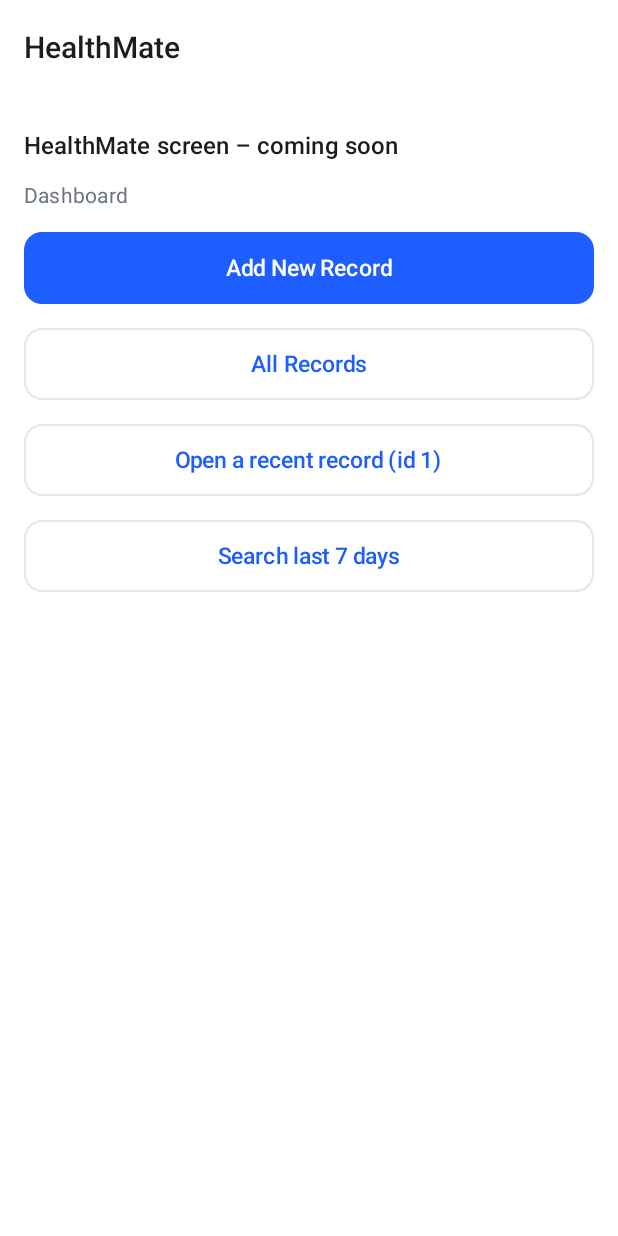
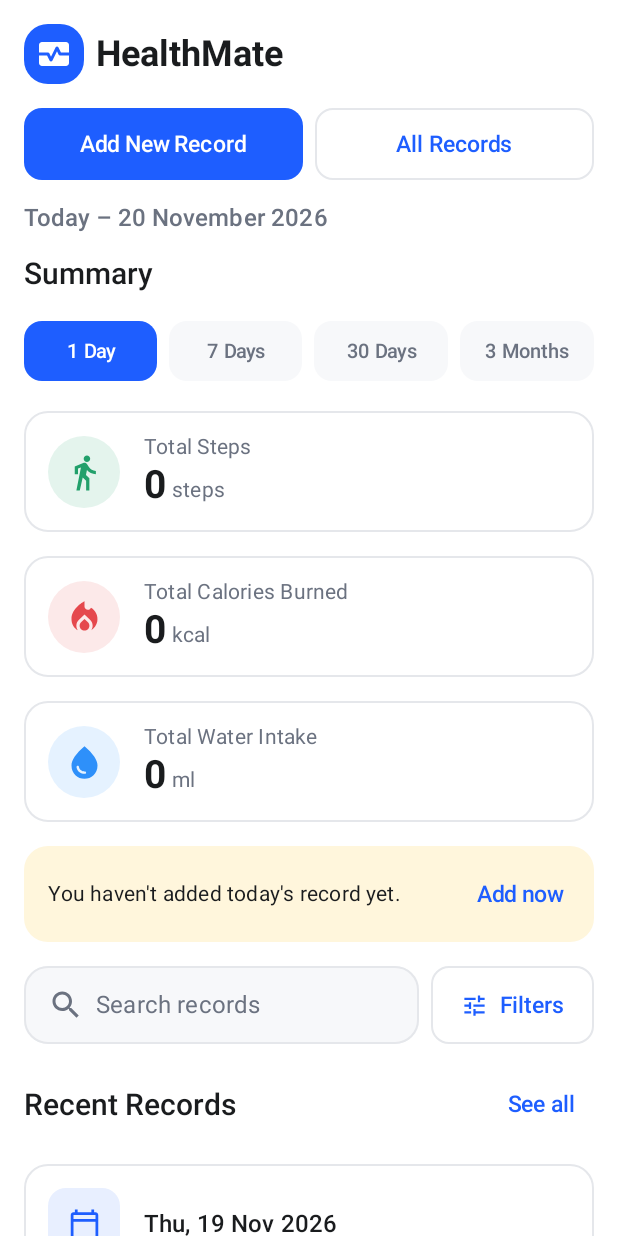
Before and after one commit to Wimu22/HealthMate, an Android app built with Jetpack Compose: the screen it shows after launch (MainActivity), on a phone screen of 412 x 824 dp. Run offline under Robolectric (Android 15) with nearby library versions, the phone set to English and light mode, and no system bars; our stand-ins replace Room's generated code.

Commit message:
Add Dashboard screen with summary, search bar and recent records
- DashboardScreen (stateful) + DashboardContent (stateless, previewed):
  HealthMate logo header, Add New Record / All Records buttons, today's
  date line, period chips with three stat cards, prompt when today has no
  record, search bar + Filters button, Recent Records with "See all"
- Filters opens a placeholder dialog until the Filter bottom sheet exists;
  it already calls the final onSearch(start, end, sort) callback
- Wire Dashboard into the NavHost (add, all records, record view, search)
- New HealthMateLogo/HealthMateBrand components and long date formatter
- Fix PeriodFilterChips clipping "3 Months" to "3" (FilterChip padding too
  wide for a quarter of the screen); labels no longer wrap

```diff
--- a/app/src/main/java/com/example/healthmate/ui/components/Formatting.kt
+++ b/app/src/main/java/com/example/healthmate/ui/components/Formatting.kt
@@ -12,6 +12,11 @@ private val DisplayDateFormatter = DateTimeFormatter.ofPattern("EEE, d MMM yyyy"
 /** 2026-11-19 → "Thu, 19 Nov 2026". */
 fun LocalDate.toDisplayDate(): String = format(DisplayDateFormatter)
 
+private val LongDateFormatter = DateTimeFormatter.ofPattern("d MMMM yyyy")
+
+/** 2026-11-19 → "19 November 2026" (Dashboard date line). */
+fun LocalDate.toLongDisplayDate(): String = format(LongDateFormatter)
+
 /** Database date text "2026-11-19" → "Thu, 19 Nov 2026". Falls back to the raw text if invalid. */
 fun formatRecordDate(isoDate: String): String = try {
     LocalDate.parse(isoDate).toDisplayDate()
--- /dev/null
+++ b/app/src/main/java/com/example/healthmate/ui/components/HealthMateLogo.kt
@@ -0,0 +1,67 @@
+package com.example.healthmate.ui.components
+
+import androidx.compose.foundation.background
+import androidx.compose.foundation.layout.Arrangement
+import androidx.compose.foundation.layout.Box
+import androidx.compose.foundation.layout.Row
+import androidx.compose.foundation.layout.padding
+import androidx.compose.foundation.layout.size
+import androidx.compose.material.icons.Icons
+import androidx.compose.material.icons.filled.MonitorHeart
+import androidx.compose.material3.Icon
+import androidx.compose.material3.MaterialTheme
+import androidx.compose.material3.Text
+import androidx.compose.runtime.Composable
+import androidx.compose.ui.Alignment
+import androidx.compose.ui.Modifier
+import androidx.compose.ui.semantics.heading
+import androidx.compose.ui.semantics.semantics
+import androidx.compose.ui.tooling.preview.Preview
+import androidx.compose.ui.unit.Dp
+import androidx.compose.ui.unit.dp
+import com.example.healthmate.ui.theme.HealthMateTheme
+import com.example.healthmate.ui.theme.Spacing
+
+/** The HealthMate mark: a white heart-monitor icon on a rounded primary-blue square. */
+@Composable
+fun HealthMateLogo(modifier: Modifier = Modifier, size: Dp = 40.dp) {
+    Box(
+        modifier = modifier
+            .size(size)
+            .background(MaterialTheme.colorScheme.primary, MaterialTheme.shapes.medium),
+        contentAlignment = Alignment.Center
+    ) {
+        Icon(
+            imageVector = Icons.Filled.MonitorHeart,
+            contentDescription = null, // decorative: the app name is always shown next to it
+            tint = MaterialTheme.colorScheme.onPrimary,
+            modifier = Modifier.size(size * 0.6f)
+        )
+    }
+}
+
+/** Logo followed by the app name, used as the Dashboard header. */
+@Composable
+fun HealthMateBrand(modifier: Modifier = Modifier) {
+    Row(
+        modifier = modifier,
+        verticalAlignment = Alignment.CenterVertically,
+        horizontalArrangement = Arrangement.spacedBy(Spacing.sm)
+    ) {
+        HealthMateLogo()
+        Text(
+            text = "HealthMate",
+            style = MaterialTheme.typography.headlineMedium,
+            color = MaterialTheme.colorScheme.onBackground,
+            modifier = Modifier.semantics { heading() }
+        )
+    }
+}
+
+@Preview(showBackground = true)
+@Composable
+private fun HealthMateBrandPreview() {
+    HealthMateTheme {
+        HealthMateBrand(Modifier.padding(Spacing.md))
+    }
+}
--- a/app/src/main/java/com/example/healthmate/ui/components/PeriodFilterChips.kt
+++ b/app/src/main/java/com/example/healthmate/ui/components/PeriodFilterChips.kt
@@ -4,10 +4,11 @@ import androidx.compose.foundation.layout.Arrangement
 import androidx.compose.foundation.layout.Box
 import androidx.compose.foundation.layout.Row
 import androidx.compose.foundation.layout.fillMaxWidth
+import androidx.compose.foundation.layout.heightIn
 import androidx.compose.foundation.layout.padding
-import androidx.compose.material3.FilterChip
-import androidx.compose.material3.FilterChipDefaults
+import androidx.compose.foundation.selection.selectableGroup
 import androidx.compose.material3.MaterialTheme
+import androidx.compose.material3.Surface
 import androidx.compose.material3.Text
 import androidx.compose.runtime.Composable
 import androidx.compose.runtime.getValue
@@ -16,8 +17,13 @@ import androidx.compose.runtime.remember
 import androidx.compose.runtime.setValue
 import androidx.compose.ui.Alignment
 import androidx.compose.ui.Modifier
+import androidx.compose.ui.semantics.Role
+import androidx.compose.ui.semantics.role
+import androidx.compose.ui.semantics.semantics
 import androidx.compose.ui.text.style.TextAlign
+import androidx.compose.ui.text.style.TextOverflow
 import androidx.compose.ui.tooling.preview.Preview
+import androidx.compose.ui.unit.dp
 import com.example.healthmate.domain.SummaryPeriod
 import com.example.healthmate.ui.theme.HealthMateTheme
 import com.example.healthmate.ui.theme.Spacing
@@ -30,7 +36,13 @@ val SummaryPeriod.label: String
         SummaryPeriod.THREE_MONTHS -> "3 Months"
     }
 
-/** "1 Day | 7 Days | 30 Days | 3 Months" chips of equal width. The selected one is filled blue. */
+/**
+ * "1 Day | 7 Days | 30 Days | 3 Months" chips of equal width. The selected one is filled blue.
+ *
+ * Drawn with a selectable Surface rather than Material's FilterChip: FilterChip's fixed inner
+ * padding left too little room in a quarter of the screen, and "3 Months" was cut to "3".
+ * Labels never wrap; on very narrow screens or large font sizes they end with "…" instead.
+ */
 @Composable
 fun PeriodFilterChips(
     selected: SummaryPeriod,
@@ -38,34 +50,38 @@ fun PeriodFilterChips(
     modifier: Modifier = Modifier
 ) {
     Row(
-        modifier = modifier.fillMaxWidth(),
+        modifier = modifier
+            .fillMaxWidth()
+            .selectableGroup(),
         horizontalArrangement = Arrangement.spacedBy(Spacing.sm)
     ) {
         SummaryPeriod.entries.forEach { period ->
             val isSelected = period == selected
-            FilterChip(
+            Surface(
                 selected = isSelected,
                 onClick = { onSelect(period) },
-                label = {
-                    Box(Modifier.fillMaxWidth(), contentAlignment = Alignment.Center) {
-                        Text(
-                            text = period.label,
-                            style = MaterialTheme.typography.labelMedium,
-                            textAlign = TextAlign.Center,
-                            maxLines = 1
-                        )
-                    }
-                },
                 shape = MaterialTheme.shapes.small,
-                colors = FilterChipDefaults.filterChipColors(
-                    containerColor = MaterialTheme.colorScheme.surfaceVariant,
-                    labelColor = MaterialTheme.colorScheme.onSurfaceVariant,
-                    selectedContainerColor = MaterialTheme.colorScheme.primary,
-                    selectedLabelColor = MaterialTheme.colorScheme.onPrimary
-                ),
-                border = null,
-                modifier = Modifier.weight(1f)
-            )
+                color = if (isSelected) MaterialTheme.colorScheme.primary else MaterialTheme.colorScheme.surfaceVariant,
+                contentColor = if (isSelected) MaterialTheme.colorScheme.onPrimary else MaterialTheme.colorScheme.onSurfaceVariant,
+                modifier = Modifier
+                    .weight(1f)
+                    .heightIn(min = 40.dp)
+                    .semantics { role = Role.Tab }
+            ) {
+                Box(
+                    modifier = Modifier.padding(horizontal = Spacing.xs, vertical = Spacing.sm),
+                    contentAlignment = Alignment.Center
+                ) {
+                    Text(
+                        text = period.label,
+                        style = MaterialTheme.typography.labelMedium,
+                        textAlign = TextAlign.Center,
+                        maxLines = 1,
+                        softWrap = false,
+                        overflow = TextOverflow.Ellipsis
+                    )
+                }
+            }
         }
     }
 }
--- /dev/null
+++ b/app/src/main/java/com/example/healthmate/ui/dashboard/DashboardScreen.kt
@@ -0,0 +1,356 @@
+package com.example.healthmate.ui.dashboard
+
+import androidx.compose.foundation.BorderStroke
+import androidx.compose.foundation.layout.Arrangement
+import androidx.compose.foundation.layout.Box
+import androidx.compose.foundation.layout.Column
+import androidx.compose.foundation.layout.IntrinsicSize
+import androidx.compose.foundation.layout.PaddingValues
+import androidx.compose.foundation.layout.Row
+import androidx.compose.foundation.layout.Spacer
+import androidx.compose.foundation.layout.fillMaxHeight
+import androidx.compose.foundation.layout.fillMaxSize
+import androidx.compose.foundation.layout.fillMaxWidth
+import androidx.compose.foundation.layout.height
+import androidx.compose.foundation.layout.padding
+import androidx.compose.foundation.layout.width
+import androidx.compose.foundation.lazy.LazyColumn
+import androidx.compose.foundation.lazy.items
+import androidx.compose.material.icons.Icons
+import androidx.compose.material.icons.filled.Add
+import androidx.compose.material.icons.outlined.ErrorOutline
+import androidx.compose.material.icons.outlined.Search
+import androidx.compose.material.icons.outlined.Tune
+import androidx.compose.material3.AlertDialog
+import androidx.compose.material3.Card
+import androidx.compose.material3.CardDefaults
+import androidx.compose.material3.CircularProgressIndicator
+import androidx.compose.material3.Icon
+import androidx.compose.material3.MaterialTheme
+import androidx.compose.material3.Scaffold
+import androidx.compose.material3.Surface
+import androidx.compose.material3.Text
+import androidx.compose.material3.TextButton
+import androidx.compose.runtime.Composable
+import androidx.compose.runtime.getValue
+import androidx.compose.runtime.mutableStateOf
+import androidx.compose.runtime.saveable.rememberSaveable
+import androidx.compose.runtime.setValue
+import androidx.compose.ui.Alignment
+import androidx.compose.ui.Modifier
+import androidx.compose.ui.semantics.heading
+import androidx.compose.ui.semantics.semantics
+import androidx.compose.ui.tooling.preview.Preview
+import androidx.compose.ui.unit.dp
+import androidx.lifecycle.compose.collectAsStateWithLifecycle
+import androidx.lifecycle.viewmodel.compose.viewModel
+import com.example.healthmate.data.local.HealthRecord
+import com.example.healthmate.domain.HealthSummary
+import com.example.healthmate.domain.SortOrder
+import com.example.healthmate.domain.SummaryPeriod
+import com.example.healthmate.ui.components.EmptyState
+import com.example.healthmate.ui.components.HealthMateBrand
+import com.example.healthmate.ui.components.HealthStat
+import com.example.healthmate.ui.components.PeriodFilterChips
+import com.example.healthmate.ui.components.PrimaryButton
+import com.example.healthmate.ui.components.RecordCard
+import com.example.healthmate.ui.components.SecondaryButton
+import com.example.healthmate.ui.components.StatCard
+import com.example.healthmate.ui.components.toLongDisplayDate
+import com.example.healthmate.ui.theme.BorderWidth
+import com.example.healthmate.ui.theme.HealthMateTheme
+import com.example.healthmate.ui.theme.Spacing
+import java.time.LocalDate
+
+/**
+ * Dashboard (Home) screen, spec 4.1.
+ *
+ * This stateful version gets the ViewModel and collects its state; all drawing happens in the
+ * stateless [DashboardContent], which only takes plain data and callbacks (easy to preview/test).
+ * Navigation is passed in as lambdas, so this screen never sees the NavController.
+ */
+@Composable
+fun DashboardScreen(
+    onAddRecord: () -> Unit,
+    onAllRecords: () -> Unit,
+    onOpenRecord: (Long) -> Unit,
+    onSearch: (startDate: String?, endDate: String?, sortOrder: SortOrder) -> Unit,
+    viewModel: DashboardViewModel = viewModel(factory = DashboardViewModel.Factory)
+) {
+    // Collects only while the screen is visible, so DB queries pause when the app is in the background.
+    val uiState by viewModel.uiState.collectAsStateWithLifecycle()
+
+    // Placeholder until the Filter bottom sheet (spec 4.6) is built: a dialog that can only
+    // "search all records". The sheet will replace it and call the same onSearch.
+    var showFilters by rememberSaveable { mutableStateOf(false) }
+
+    DashboardContent(
+        state = uiState,
+        onSelectPeriod = viewModel::selectPeriod,
+        onAddRecord = onAddRecord,
+        onAllRecords = onAllRecords,
+        onOpenRecord = onOpenRecord,
+        onOpenFilters = { showFilters = true }
+    )
+
+    if (showFilters) {
+        AlertDialog(
+            onDismissRequest = { showFilters = false },
+            icon = { Icon(Icons.Outlined.Tune, contentDescription = null) },
+            title = { Text("Filters") },
+            text = { Text("Date range and sort filters are coming soon.") },
+            confirmButton = {
+                TextButton(onClick = {
+                    showFilters = false
+                    onSearch(null, null, SortOrder.NEWEST_FIRST)
+                }) { Text("Show all records") }
+            },
+            dismissButton = {
+                TextButton(onClick = { showFilters = false }) { Text("Close") }
+            }
+        )
+    }
+}
+
+@Composable
+fun DashboardContent(
+    state: DashboardUiState,
+    onSelectPeriod: (SummaryPeriod) -> Unit,
+    onAddRecord: () -> Unit,
+    onAllRecords: () -> Unit,
+    onOpenRecord: (Long) -> Unit,
+    onOpenFilters: () -> Unit,
+    modifier: Modifier = Modifier
+) {
+    Scaffold(
+        modifier = modifier.fillMaxSize(),
+        containerColor = MaterialTheme.colorScheme.background
+    ) { innerPadding ->
+        // One scrolling list for the whole screen, so it also fits small phones and landscape.
+        LazyColumn(
+            modifier = Modifier
+                .fillMaxSize()
+                .padding(innerPadding),
+            contentPadding = PaddingValues(horizontal = Spacing.screenHorizontal, vertical = Spacing.md),
+            verticalArrangement = Arrangement.spacedBy(Spacing.md)
+        ) {
+            // ---------- Header ----------
+            item(key = "header") {
+                Column(verticalArrangement = Arrangement.spacedBy(Spacing.md)) {
+                    HealthMateBrand()
+                    // IntrinsicSize.Min + fillMaxHeight: both buttons always share the same height,
+                    // even if a large font size makes one label wrap.
+                    Row(
+                        modifier = Modifier.height(IntrinsicSize.Min),
+                        horizontalArrangement = Arrangement.spacedBy(Spacing.sm)
+                    ) {
+                        PrimaryButton(
+                            text = "Add New Record",
+                            onClick = onAddRecord,
+                            modifier = Modifier.weight(1f).fillMaxHeight()
+                        )
+                        SecondaryButton(
+                            text = "All Records",
+                            onClick = onAllRecords,
+                            modifier = Modifier.weight(1f).fillMaxHeight()
+                        )
+                    }
+                    Text(
+                        text = "Today – ${state.today.toLongDisplayDate()}",
+                        style = MaterialTheme.typography.titleMedium,
+                        color = MaterialTheme.colorScheme.onSurfaceVariant
+                    )
+                }
+            }
+
+            // ---------- Summary ----------
+            item(key = "summary_title") { SectionTitle("Summary") }
+            item(key = "period_chips") {
+                PeriodFilterChips(selected = state.selectedPeriod, onSelect = onSelectPeriod)
+            }
+
+            if (state.errorMessage != null) {
+                item(key = "error") { ErrorCard(state.errorMessage) }
+            } else {
+                item(key = "stat_steps") {
+                    StatCard(HealthStat.STEPS, state.summary.totalSteps, Modifier.fillMaxWidth(), label = "Total Steps")
+                }
+                item(key = "stat_calories") {
+                    StatCard(HealthStat.CALORIES, state.summary.totalCalories, Modifier.fillMaxWidth(), label = "Total Calories Burned")
+                }
+                item(key = "stat_water") {
+                    StatCard(HealthStat.WATER, state.summary.totalWater, Modifier.fillMaxWidth(), label = "Total Water Intake")
+                }
+                if (!state.isLoading && !state.hasTodayRecord) {
+                    item(key = "today_prompt") { AddTodayPrompt(onAddRecord) }
+                }
+            }
+
+            // ---------- Search ----------
+            item(key = "search") { SearchBarRow(onOpenFilters) }
+
+            // ---------- Recent Records ----------
+            item(key = "recent_title") {
+                Row(
+                    modifier = Modifier.fillMaxWidth(),
+                    verticalAlignment = Alignment.CenterVertically
+                ) {
+                    SectionTitle("Recent Records", Modifier.weight(1f))
+                    TextButton(onClick = onAllRecords) { Text("See all") }
+                }
+            }
+            when {
+                state.isLoading -> item(key = "loading") {
+                    Box(Modifier.fillMaxWidth().padding(Spacing.lg), contentAlignment = Alignment.Center) {
+                        CircularProgressIndicator()
+                    }
+                }
+                state.errorMessage == null && state.recentRecords.isEmpty() -> item(key = "empty") {
+                    EmptyState(
+                        title = "No records yet",
+                        message = "Start tracking your steps, calories and water.",
+                        actionLabel = "Add New Record",
+                        actionIcon = Icons.Filled.Add,
+                        onAction = onAddRecord
+                    )
+                }
+                else -> items(state.recentRecords, key = { it.id }) { record ->
+                    RecordCard(record = record, onClick = { onOpenRecord(record.id) })
+                }
+            }
+        }
+    }
+}
+
+@Composable
+private fun SectionTitle(text: String, modifier: Modifier = Modifier) {
+    Text(
+        text = text,
+        style = MaterialTheme.typography.titleLarge,
+        color = MaterialTheme.colorScheme.onBackground,
+        modifier = modifier.semantics { heading() }
+    )
+}
+
+/** Shown when there is no record for today (spec 4.1). Light yellow = secondary highlight colour. */
+@Composable
+private fun AddTodayPrompt(onAddRecord: () -> Unit) {
+    Card(
+        modifier = Modifier.fillMaxWidth(),
+        shape = MaterialTheme.shapes.medium,
+        colors = CardDefaults.cardColors(containerColor = MaterialTheme.colorScheme.secondaryContainer)
+    ) {
+        Row(
+            modifier = Modifier.padding(start = Spacing.md, end = Spacing.sm, top = Spacing.sm, bottom = Spacing.sm),
+            verticalAlignment = Alignment.CenterVertically
+        ) {
+            Text(
+                text = "You haven't added today's record yet.",
+                style = MaterialTheme.typography.bodyMedium,
+                color = MaterialTheme.colorScheme.onSecondaryContainer,
+                modifier = Modifier.weight(1f)
+            )
+            TextButton(onClick = onAddRecord) { Text("Add now") }
+        }
+    }
+}
+
+@Composable
+private fun ErrorCard(message: String) {
+    Card(
+        modifier = Modifier.fillMaxWidth(),
+        shape = MaterialTheme.shapes.medium,
+        colors = CardDefaults.cardColors(containerColor = MaterialTheme.colorScheme.errorContainer)
+    ) {
+        Row(Modifier.padding(Spacing.md), verticalAlignment = Alignment.CenterVertically) {
+            Icon(Icons.Outlined.ErrorOutline, contentDescription = null, tint = MaterialTheme.colorScheme.error)
+            Spacer(Modifier.width(Spacing.sm))
+            Text(message, style = MaterialTheme.typography.bodyMedium, color = MaterialTheme.colorScheme.onErrorContainer)
+        }
+    }
+}
+
+/**
+ * Looks like a search field, but tapping it (or Filters) opens the filters, because HealthMate
+ * searches by date range and sort order rather than by typed text (spec 4.6).
+ */
+@Composable
+private fun SearchBarRow(onOpenFilters: () -> Unit) {
+    Row(
+        modifier = Modifier.fillMaxWidth(),
+        verticalAlignment = Alignment.CenterVertically,
+        horizontalArrangement = Arrangement.spacedBy(Spacing.sm)
+    ) {
+        Surface(
+            onClick = onOpenFilters,
+            modifier = Modifier
+                .weight(1f)
+                .height(SearchRowHeight),
+            shape = MaterialTheme.shapes.medium,
+            color = MaterialTheme.colorScheme.surfaceVariant,
+            border = BorderStroke(BorderWidth, MaterialTheme.colorScheme.outline)
+        ) {
+            Row(
+                modifier = Modifier.padding(horizontal = Spacing.md),
+                verticalAlignment = Alignment.CenterVertically
+            ) {
+                Icon(Icons.Outlined.Search, contentDescription = null, tint = MaterialTheme.colorScheme.onSurfaceVariant)
+                Spacer(Modifier.width(Spacing.sm))
+                Text(
+                    text = "Search records",
+                    style = MaterialTheme.typography.bodyLarge,
+                    color = MaterialTheme.colorScheme.onSurfaceVariant
+                )
+            }
+        }
+        SecondaryButton(
+            text = "Filters",
+            onClick = onOpenFilters,
+            icon = Icons.Outlined.Tune,
+            modifier = Modifier.height(SearchRowHeight)
+        )
+    }
+}
+
+private val SearchRowHeight = 52.dp
+
+// ---------- Previews ----------
+
+private val previewRecords = (0L until 5L).map { i ->
+    HealthRecord(
+        id = i + 1,
+        date = LocalDate.of(2026, 11, 18).minusDays(i).toString(),
+        steps = 8_000 + (i * 750).toInt(),
+        calories = 420 + (i * 30).toInt(),
+        water = 2_100 + (i * 150).toInt()
+    )
+}
+
+@Preview(showBackground = true, heightDp = 1400)
+@Composable
+private fun DashboardContentPreview() {
+    HealthMateTheme {
+        DashboardContent(
+            state = DashboardUiState(
+                today = LocalDate.of(2026, 11, 19),
+                selectedPeriod = SummaryPeriod.SEVEN_DAYS,
+                summary = HealthSummary(totalSteps = 58_420, totalCalories = 2_870, totalWater = 15_400),
+                recentRecords = previewRecords,
+                hasTodayRecord = false,
+                isLoading = false
+            ),
+            onSelectPeriod = {}, onAddRecord = {}, onAllRecords = {}, onOpenRecord = {}, onOpenFilters = {}
+        )
+    }
+}
+
+@Preview(showBackground = true, heightDp = 1100)
+@Composable
+private fun DashboardContentEmptyPreview() {
+    HealthMateTheme {
+        DashboardContent(
+            state = DashboardUiState(today = LocalDate.of(2026, 11, 19), isLoading = false),
+            onSelectPeriod = {}, onAddRecord = {}, onAllRecords = {}, onOpenRecord = {}, onOpenFilters = {}
+        )
+    }
+}
--- a/app/src/main/java/com/example/healthmate/ui/navigation/HealthMateNavHost.kt
+++ b/app/src/main/java/com/example/healthmate/ui/navigation/HealthMateNavHost.kt
@@ -9,7 +9,7 @@ import androidx.navigation.compose.composable
 import androidx.navigation.compose.rememberNavController
 import androidx.navigation.navArgument
 import com.example.healthmate.domain.SortOrder
-import java.time.LocalDate
+import com.example.healthmate.ui.dashboard.DashboardScreen
 
 /**
  * The navigation graph (spec section 6):
@@ -43,28 +43,13 @@ fun HealthMateNavHost(
         modifier = modifier
     ) {
         composable(Screen.Dashboard.route) {
-            // Placeholder until DashboardScreen is built. The search button stands in for the
-            // Filter bottom sheet: it searches the last 7 days, sorted by highest steps.
-            PlaceholderScreen(
-                title = "HealthMate",
-                details = "Dashboard",
-                actions = listOf(
-                    PlaceholderAction("Add New Record", addRecord),
-                    PlaceholderAction("All Records") { navController.navigate(Screen.AllRecords.route) },
-                    PlaceholderAction("Open a recent record (id $SAMPLE_RECORD_ID)") {
-                        openRecord(SAMPLE_RECORD_ID)
-                    },
-                    PlaceholderAction("Search last 7 days") {
-                        val today = LocalDate.now()
-                        navController.navigate(
-                            Screen.SearchResults.createRoute(
-                                startDate = today.minusDays(7).toString(),
-                                endDate = today.toString(),
-                                sortOrder = SortOrder.HIGHEST_STEPS
-                            )
-                        )
-                    }
-                )
+            DashboardScreen(
+                onAddRecord = addRecord,
+                onAllRecords = { navController.navigate(Screen.AllRecords.route) },
+                onOpenRecord = openRecord,
+                onSearch = { startDate, endDate, sortOrder ->
+                    navController.navigate(Screen.SearchResults.createRoute(startDate, endDate, sortOrder))
+                }
             )
         }
 
```
